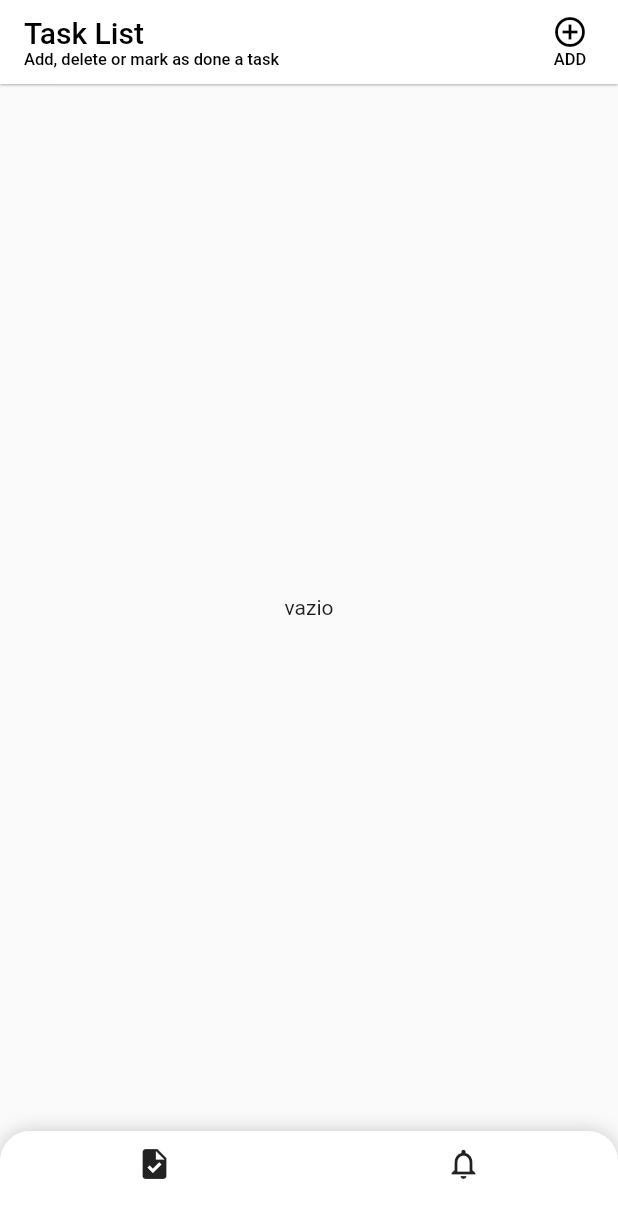
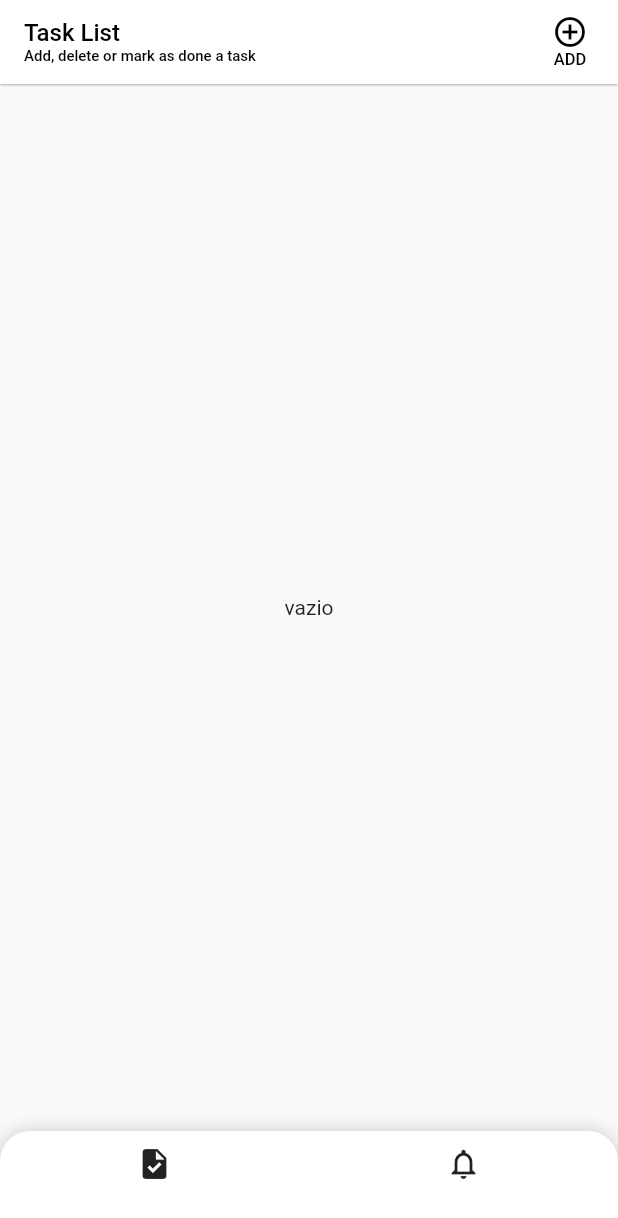
Before and after one commit to gabrieuu/todo_List_flutter, a Flutter app: the screen it shows after launch, on a phone screen of 412 x 824 dp. Shown: the top 1218 px of the screen. Run offline on Flutter 3.47's test engine with Material 2 defaults, Android fonts, the phone set to English and light mode, and no system bars.

Commit message:
fix layout tela

```diff
--- a/lib/pages/home_page.dart
+++ b/lib/pages/home_page.dart
@@ -33,8 +33,8 @@ class _HomePageState extends State<HomePage> {
         title: Column(
           crossAxisAlignment: CrossAxisAlignment.start,
           children: [
-            Text("Task List", style: TextStyle(color: black),),
-            Text("Add, delete or mark as done a task",style: TextStyle(color: black, fontSize: 11),)
+            Text("Task List", style: TextStyle(color: black, fontSize: 16),),
+            Text("Add, delete or mark as done a task",style: TextStyle(color: black, fontSize: 10),)
           ],
         ),
         elevation: 0.6,
--- a/lib/util/colors.dart
+++ b/lib/util/colors.dart
@@ -2,7 +2,8 @@ import 'package:flutter/material.dart';
 
 Color backgroundColor = const Color.fromRGBO(255, 255, 255, 1);
 Color secoundColor = const Color.fromRGBO(236, 241, 239, 1);
-Color danger = const Color.fromRGBO(244, 86, 80, 1);
+Color danger = const Color.fromRGBO(250, 123, 65, 1);
+Color critical = const Color.fromRGBO(244, 50, 46, 1);
 Color sucess = const Color.fromRGBO(83, 160, 84, 1);
 Color warning = const Color.fromRGBO(244, 200, 103, 1);
 Color black = const Color.fromRGBO(0, 0, 0, 1);
```
Also changed, not shown: lib/widgets/tasks_box.dart (+21 -4 lines).
